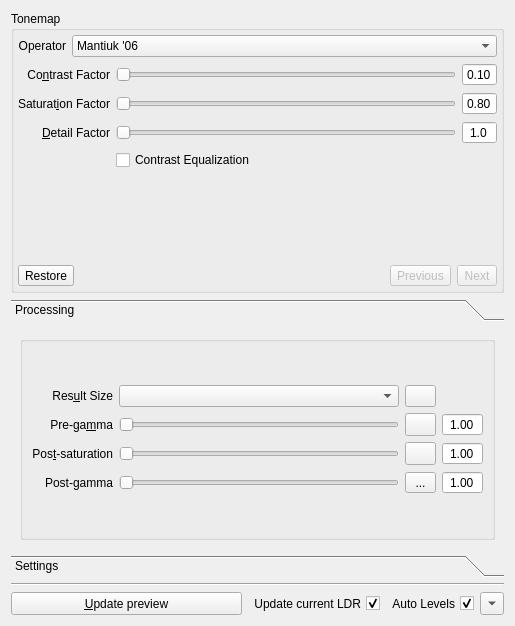
First picture: the form in src/TonemappingPanel/TonemappingPanel.ui, repository LuminanceHDR/LuminanceHDR, before the edit.
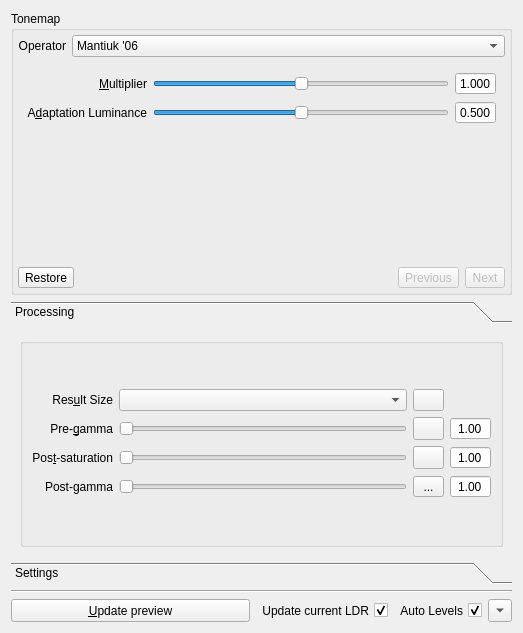
Second picture: the form after the edit. The open tabs and pages were chosen to show the change. Icons and pictures are not drawn.

Commit message: [ToneMappingOperators]: Add new tmo ferwerda96

```diff
--- a/src/TonemappingPanel/TonemappingPanel.ui
+++ b/src/TonemappingPanel/TonemappingPanel.ui
@@ -9,8 +9,8 @@
    <rect>
     <x>0</x>
     <y>0</y>
-    <width>515</width>
-    <height>626</height>
+    <width>523</width>
+    <height>633</height>
    </rect>
   </property>
   <property name="sizePolicy">
@@ -300,7 +300,7 @@
                <enum>Qt::LeftToRight</enum>
               </property>
               <property name="text">
-               <string>Co&amp;ntrast Factor</string>
+               <string>&amp;Contrast Factor</string>
               </property>
               <property name="alignment">
                <set>Qt::AlignRight|Qt::AlignTrailing|Qt::AlignVCenter</set>
@@ -2977,6 +2977,198 @@
           </item>
          </layout>
         </widget>
+        <widget class="QWidget" name="page_ferwerda">
+         <layout class="QGridLayout" name="gridLayout_31">
+          <item row="0" column="0">
+           <layout class="QGridLayout" name="gridLayout_30">
+            <item row="0" column="0">
+             <widget class="QLabel" name="label_brightness_2">
+              <property name="sizePolicy">
+               <sizepolicy hsizetype="Minimum" vsizetype="Minimum">
+                <horstretch>0</horstretch>
+                <verstretch>0</verstretch>
+               </sizepolicy>
+              </property>
+              <property name="minimumSize">
+               <size>
+                <width>0</width>
+                <height>0</height>
+               </size>
+              </property>
+              <property name="maximumSize">
+               <size>
+                <width>16777215</width>
+                <height>16777215</height>
+               </size>
+              </property>
+              <property name="text">
+               <string>&amp;Multiplier</string>
+              </property>
+              <property name="alignment">
+               <set>Qt::AlignRight|Qt::AlignTrailing|Qt::AlignVCenter</set>
+              </property>
+              <property name="buddy">
+               <cstring>brightnessSlider</cstring>
+              </property>
+             </widget>
+            </item>
+            <item row="0" column="1">
+             <widget class="QSlider" name="ferwerdaMultiplierSlider">
+              <property name="sizePolicy">
+               <sizepolicy hsizetype="MinimumExpanding" vsizetype="Minimum">
+                <horstretch>0</horstretch>
+                <verstretch>0</verstretch>
+               </sizepolicy>
+              </property>
+              <property name="cursor">
+               <cursorShape>PointingHandCursor</cursorShape>
+              </property>
+              <property name="minimum">
+               <number>0</number>
+              </property>
+              <property name="maximum">
+               <number>2000</number>
+              </property>
+              <property name="singleStep">
+               <number>1</number>
+              </property>
+              <property name="pageStep">
+               <number>10</number>
+              </property>
+              <property name="value">
+               <number>1000</number>
+              </property>
+              <property name="orientation">
+               <enum>Qt::Horizontal</enum>
+              </property>
+             </widget>
+            </item>
+            <item row="0" column="2">
+             <widget class="QDoubleSpinBox" name="ferwerdaMultiplierDsb">
+              <property name="alignment">
+               <set>Qt::AlignCenter</set>
+              </property>
+              <property name="buttonSymbols">
+               <enum>QAbstractSpinBox::NoButtons</enum>
+              </property>
+              <property name="decimals">
+               <number>3</number>
+              </property>
+              <property name="minimum">
+               <double>0.001000000000000</double>
+              </property>
+              <property name="maximum">
+               <double>2.000000000000000</double>
+              </property>
+              <property name="singleStep">
+               <double>0.100000000000000</double>
+              </property>
+              <property name="value">
+               <double>1.000000000000000</double>
+              </property>
+             </widget>
+            </item>
+            <item row="1" column="0">
+             <widget class="QLabel" name="label_saturation_3">
+              <property name="sizePolicy">
+               <sizepolicy hsizetype="Minimum" vsizetype="Minimum">
+                <horstretch>0</horstretch>
+                <verstretch>0</verstretch>
+               </sizepolicy>
+              </property>
+              <property name="minimumSize">
+               <size>
+                <width>0</width>
+                <height>0</height>
+               </size>
+              </property>
+              <property name="maximumSize">
+               <size>
+                <width>16777215</width>
+                <height>16777215</height>
+               </size>
+              </property>
+              <property name="text">
+               <string>A&amp;daptation Luminance</string>
+              </property>
+              <property name="alignment">
+               <set>Qt::AlignRight|Qt::AlignTrailing|Qt::AlignVCenter</set>
+              </property>
+              <property name="wordWrap">
+               <bool>true</bool>
+              </property>
+              <property name="buddy">
+               <cstring>chromaticAdaptSlider</cstring>
+              </property>
+             </widget>
+            </item>
+            <item row="1" column="1">
+             <widget class="QSlider" name="adaptationLuminanceSlider">
+              <property name="sizePolicy">
+               <sizepolicy hsizetype="MinimumExpanding" vsizetype="Minimum">
+                <horstretch>0</horstretch>
+                <verstretch>0</verstretch>
+               </sizepolicy>
+              </property>
+              <property name="cursor">
+               <cursorShape>PointingHandCursor</cursorShape>
+              </property>
+              <property name="maximum">
+               <number>1000</number>
+              </property>
+              <property name="value">
+               <number>500</number>
+              </property>
+              <property name="orientation">
+               <enum>Qt::Horizontal</enum>
+              </property>
+             </widget>
+            </item>
+            <item row="1" column="2">
+             <widget class="QDoubleSpinBox" name="adaptationLuminanceDsb">
+              <property name="alignment">
+               <set>Qt::AlignCenter</set>
+              </property>
+              <property name="buttonSymbols">
+               <enum>QAbstractSpinBox::NoButtons</enum>
+              </property>
+              <property name="decimals">
+               <number>3</number>
+              </property>
+              <property name="minimum">
+               <double>0.001000000000000</double>
+              </property>
+              <property name="maximum">
+               <double>1.000000000000000</double>
+              </property>
+              <property name="singleStep">
+               <double>0.100000000000000</double>
+              </property>
+              <property name="value">
+               <double>0.500000000000000</double>
+              </property>
+             </widget>
+            </item>
+            <item row="2" column="1">
+             <spacer name="verticalSpacer_11">
+              <property name="orientation">
+               <enum>Qt::Vertical</enum>
+              </property>
+              <property name="sizeType">
+               <enum>QSizePolicy::MinimumExpanding</enum>
+              </property>
+              <property name="sizeHint" stdset="0">
+               <size>
+                <width>0</width>
+                <height>0</height>
+               </size>
+              </property>
+             </spacer>
+            </item>
+           </layout>
+          </item>
+         </layout>
+        </widget>
        </widget>
       </item>
       <item>
@@ -3099,8 +3291,8 @@
        <rect>
         <x>0</x>
         <y>0</y>
-        <width>503</width>
-        <height>187</height>
+        <width>511</width>
+        <height>184</height>
        </rect>
       </property>
       <attribute name="label">
@@ -3367,7 +3559,7 @@
                <string>Gamma applied before tonemapping</string>
               </property>
               <property name="text">
-               <string>Pre-ga&amp;mma</string>
+               <string>Pre-&amp;gamma</string>
               </property>
               <property name="alignment">
                <set>Qt::AlignRight|Qt::AlignTrailing|Qt::AlignVCenter</set>
```
Left out of the diff: 129 changed lines with no effect on the pictures. The commit also changes 14 other files.
